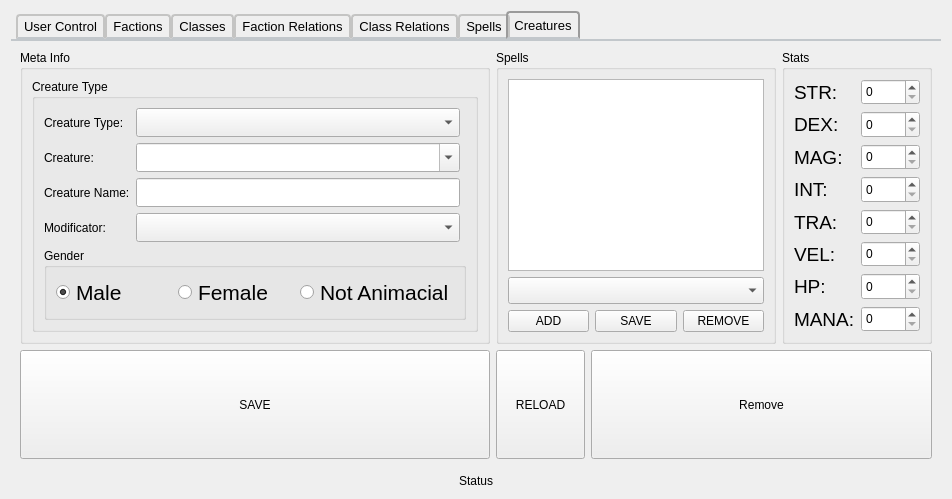
The window that admincontrolform.ui (SpaceWind/battle_progress_client) describes before a commit, drawn with Qt 5.
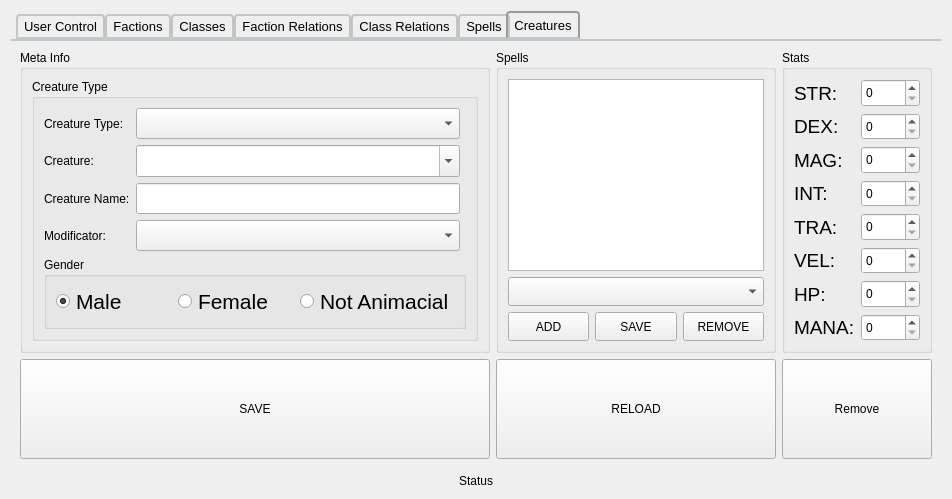
The same window after the commit. Icons and pictures are not drawn. Custom widgets are drawn as their Qt base class.

Commit message: bug fixing @ rendering creatures

```diff
--- a/admincontrolform.ui
+++ b/admincontrolform.ui
@@ -1301,6 +1301,12 @@
            <verstretch>0</verstretch>
           </sizepolicy>
          </property>
+         <property name="maximumSize">
+          <size>
+           <width>500</width>
+           <height>100</height>
+          </size>
+         </property>
          <property name="text">
           <string>SAVE</string>
          </property>
@@ -1316,31 +1322,14 @@
          </property>
         </widget>
        </item>
-       <item row="3" column="2" colspan="7">
-        <widget class="QPushButton" name="creature_remove">
-         <property name="sizePolicy">
-          <sizepolicy hsizetype="Minimum" vsizetype="Expanding">
-           <horstretch>0</horstretch>
-           <verstretch>0</verstretch>
-          </sizepolicy>
-         </property>
-         <property name="text">
-          <string>Remove</string>
-         </property>
-         <property name="icon">
-          <iconset resource="main.qrc">
-           <normaloff>:/assets/delete.ico</normaloff>:/assets/delete.ico</iconset>
-         </property>
-         <property name="iconSize">
-          <size>
-           <width>48</width>
-           <height>48</height>
-          </size>
-         </property>
-        </widget>
-       </item>
        <item row="1" column="0" rowspan="2">
         <widget class="QGroupBox" name="groupBox_11">
+         <property name="maximumSize">
+          <size>
+           <width>500</width>
+           <height>16777215</height>
+          </size>
+         </property>
          <property name="title">
           <string>Meta Info</string>
          </property>
@@ -1589,6 +1578,12 @@
            <height>0</height>
           </size>
          </property>
+         <property name="maximumSize">
+          <size>
+           <width>500</width>
+           <height>16777215</height>
+          </size>
+         </property>
          <property name="title">
           <string>Stats</string>
          </property>
@@ -1772,29 +1767,6 @@
          </layout>
         </widget>
        </item>
-       <item row="3" column="1">
-        <widget class="QPushButton" name="creature_reload">
-         <property name="sizePolicy">
-          <sizepolicy hsizetype="Minimum" vsizetype="Preferred">
-           <horstretch>0</horstretch>
-           <verstretch>0</verstretch>
-          </sizepolicy>
-         </property>
-         <property name="text">
-          <string>RELOAD</string>
-         </property>
-         <property name="icon">
-          <iconset resource="main.qrc">
-           <normaloff>:/assets/refresh.ico</normaloff>:/assets/refresh.ico</iconset>
-         </property>
-         <property name="iconSize">
-          <size>
-           <width>48</width>
-           <height>48</height>
-          </size>
-         </property>
-        </widget>
-       </item>
        <item row="1" column="1" rowspan="2" colspan="3">
         <widget class="QGroupBox" name="groupBox_9">
          <property name="title">
@@ -1904,6 +1876,64 @@
          </layout>
         </widget>
        </item>
+       <item row="3" column="4" colspan="5">
+        <widget class="QPushButton" name="creature_remove">
+         <property name="sizePolicy">
+          <sizepolicy hsizetype="Minimum" vsizetype="Expanding">
+           <horstretch>0</horstretch>
+           <verstretch>0</verstretch>
+          </sizepolicy>
+         </property>
+         <property name="maximumSize">
+          <size>
+           <width>500</width>
+           <height>100</height>
+          </size>
+         </property>
+         <property name="text">
+          <string>Remove</string>
+         </property>
+         <property name="icon">
+          <iconset resource="main.qrc">
+           <normaloff>:/assets/delete.ico</normaloff>:/assets/delete.ico</iconset>
+         </property>
+         <property name="iconSize">
+          <size>
+           <width>48</width>
+           <height>48</height>
+          </size>
+         </property>
+        </widget>
+       </item>
+       <item row="3" column="1" colspan="3">
+        <widget class="QPushButton" name="creature_reload">
+         <property name="sizePolicy">
+          <sizepolicy hsizetype="Minimum" vsizetype="Preferred">
+           <horstretch>0</horstretch>
+           <verstretch>0</verstretch>
+          </sizepolicy>
+         </property>
+         <property name="maximumSize">
+          <size>
+           <width>500</width>
+           <height>100</height>
+          </size>
+         </property>
+         <property name="text">
+          <string>RELOAD</string>
+         </property>
+         <property name="icon">
+          <iconset resource="main.qrc">
+           <normaloff>:/assets/refresh.ico</normaloff>:/assets/refresh.ico</iconset>
+         </property>
+         <property name="iconSize">
+          <size>
+           <width>48</width>
+           <height>48</height>
+          </size>
+         </property>
+        </widget>
+       </item>
       </layout>
      </widget>
     </widget>
```
The commit also changes 2 other files.
